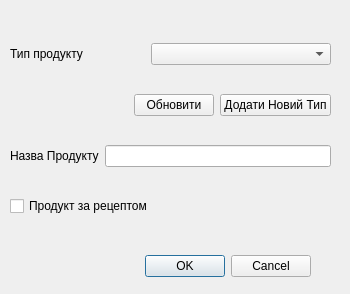
This is add_new_product.ui in fedaktaras/Chocolat as Qt 5 draws it before an edit. The edited form follows.
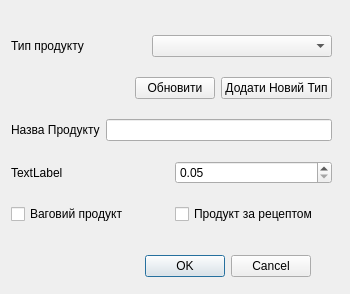
This is the edited form.

Commit message: product adition added

The edit to the form file:
```diff
--- a/add_new_product.ui
+++ b/add_new_product.ui
@@ -29,11 +29,11 @@
     <set>QDialogButtonBox::Cancel|QDialogButtonBox::Ok</set>
    </property>
   </widget>
-  <widget class="QWidget" name="layoutWidget">
+  <widget class="QWidget" name="">
    <property name="geometry">
     <rect>
-     <x>10</x>
-     <y>20</y>
+     <x>11</x>
+     <y>21</y>
      <width>321</width>
      <height>221</height>
     </rect>
@@ -105,8 +105,39 @@
       </item>
      </layout>
     </item>
+    <item>
+     <layout class="QHBoxLayout" name="horizontalLayout_5">
+      <item>
+       <widget class="QLabel" name="label_3">
+        <property name="text">
+         <string>TextLabel</string>
+        </property>
+       </widget>
+      </item>
+      <item>
+       <widget class="QDoubleSpinBox" name="doubleSpinBox">
+        <property name="minimum">
+         <double>0.050000000000000</double>
+        </property>
+        <property name="maximum">
+         <double>1000.000000000000000</double>
+        </property>
+        <property name="singleStep">
+         <double>0.050000000000000</double>
+        </property>
+       </widget>
+      </item>
+     </layout>
+    </item>
     <item>
      <layout class="QHBoxLayout" name="horizontalLayout_4">
+      <item>
+       <widget class="QCheckBox" name="checkBox_2">
+        <property name="text">
+         <string>Ваговий продукт</string>
+        </property>
+       </widget>
+      </item>
       <item>
        <widget class="QCheckBox" name="checkBox">
         <property name="text">
```
The commit also changes 2 other files.
